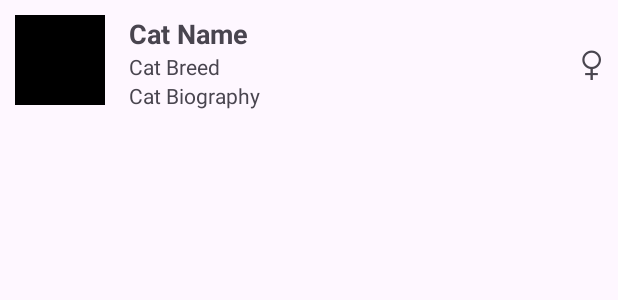
After one commit to Muiz-Isman/MAP_Lab_Week6, an Android app: the layout item_list.xml on its own in the app's theme, with its tools: preview values and no code run, on a phone screen of 412 x 824 dp. The commit adds this screen. Shown: the top 300 px of the screen. Run offline under Robolectric (Android 15) with nearby library versions, the phone set to English and light mode, and no system bars.

Commit message:
Commit No.1 - Adding a RecyclerView and Populating it

```diff
--- a/app/build.gradle.kts
+++ b/app/build.gradle.kts
@@ -36,7 +36,7 @@ android {
 }
 
 dependencies {
-
+    implementation("com.github.bumptech.glide:glide:4.14.2")
     implementation(libs.androidx.core.ktx)
     implementation(libs.androidx.appcompat)
     implementation(libs.material)
--- /dev/null
+++ b/app/src/main/java/com/example/map_lab_week6/model/CatBreed.kt
@@ -0,0 +1,5 @@
+package com.example.map_lab_week6.model
+
+enum class CatBreed {
+    AmericanCurl, BalineseJavanese, ExoticShorthair
+}
--- /dev/null
+++ b/app/src/main/java/com/example/map_lab_week6/model/Gender.kt
@@ -0,0 +1,4 @@
+package com.example.map_lab_week6.model
+enum class Gender {
+    Female, Male, Unknown
+}
--- /dev/null
+++ b/app/src/main/res/layout/item_list.xml
@@ -0,0 +1,57 @@
+<?xml version="1.0" encoding="utf-8"?>
+<androidx.constraintlayout.widget.ConstraintLayout
+    xmlns:android="http://schemas.android.com/apk/res/android"
+    xmlns:app="http://schemas.android.com/apk/res-auto"
+    xmlns:tools="http://schemas.android.com/tools"
+    android:layout_width="match_parent"
+    android:layout_height="wrap_content"
+    android:padding="10dp">
+
+    <ImageView
+        android:id="@+id/cat_photo"
+        android:layout_width="60dp"
+        android:layout_height="60dp"
+        app:layout_constraintStart_toStartOf="parent"
+        app:layout_constraintTop_toTopOf="parent"
+        tools:background="@color/black" />
+
+    <TextView
+        android:id="@+id/cat_name"
+        android:layout_width="wrap_content"
+        android:layout_height="wrap_content"
+        android:layout_marginStart="16dp"
+        android:textStyle="bold"
+        android:textSize="18sp"
+        app:layout_constraintStart_toEndOf="@+id/cat_photo"
+        app:layout_constraintTop_toTopOf="parent"
+        tools:text="Cat Name" />
+
+    <TextView
+        android:id="@+id/cat_breed"
+        android:layout_width="wrap_content"
+        android:layout_height="wrap_content"
+        app:layout_constraintStart_toStartOf="@+id/cat_name"
+        app:layout_constraintTop_toBottomOf="@+id/cat_name"
+        tools:text="Cat Breed" />
+
+    <TextView
+        android:id="@+id/cat_biography"
+        android:layout_width="0dp"
+        android:layout_height="wrap_content"
+        app:layout_constraintStart_toStartOf="@+id/cat_breed"
+        app:layout_constraintTop_toBottomOf="@+id/cat_breed"
+        app:layout_constraintEnd_toStartOf="@+id/cat_gender"
+        android:layout_marginEnd="8dp"
+        tools:text="Cat Biography" />
+
+    <TextView
+        android:id="@+id/cat_gender"
+        android:layout_width="wrap_content"
+        android:layout_height="wrap_content"
+        android:textSize="30sp"
+        app:layout_constraintBottom_toBottomOf="parent"
+        app:layout_constraintEnd_toEndOf="parent"
+        app:layout_constraintTop_toTopOf="parent"
+        tools:text="♀" />
+
+</androidx.constraintlayout.widget.ConstraintLayout>
```
Also changed, not shown: app/src/main/AndroidManifest.xml (+4 -4 lines), app/src/main/java/com/example/map_lab_week6/CatAdapter.kt (added, +31 -0 lines), app/src/main/java/com/example/map_lab_week6/CatViewHolder.kt (added, +44 -0 lines), app/src/main/java/com/example/map_lab_week6/GlideImageLoader.kt (added, +13 -0 lines), app/src/main/java/com/example/map_lab_week6/ImageLoader.java (added, +7 -0 lines), app/src/main/java/com/example/map_lab_week6/MainActivity.kt (+46 -10 lines), app/src/main/java/com/example/map_lab_week6/model/CatModel.kt (added, +9 -0 lines), app/src/main/res/layout/activity_main.xml (+8 -10 lines).
